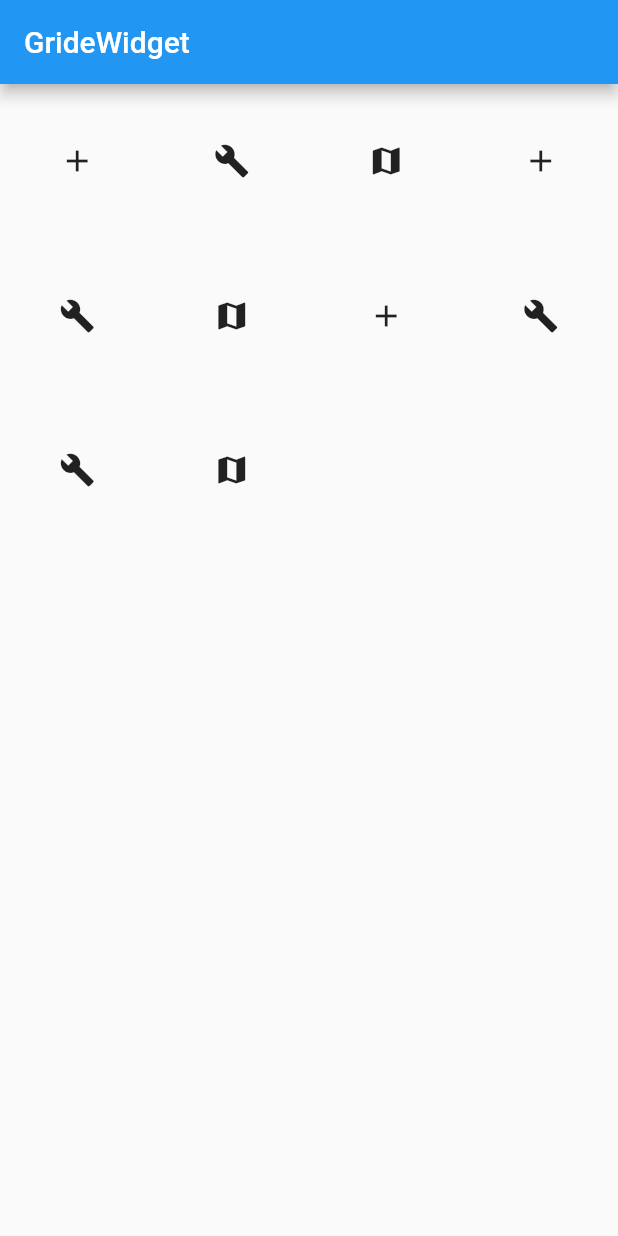
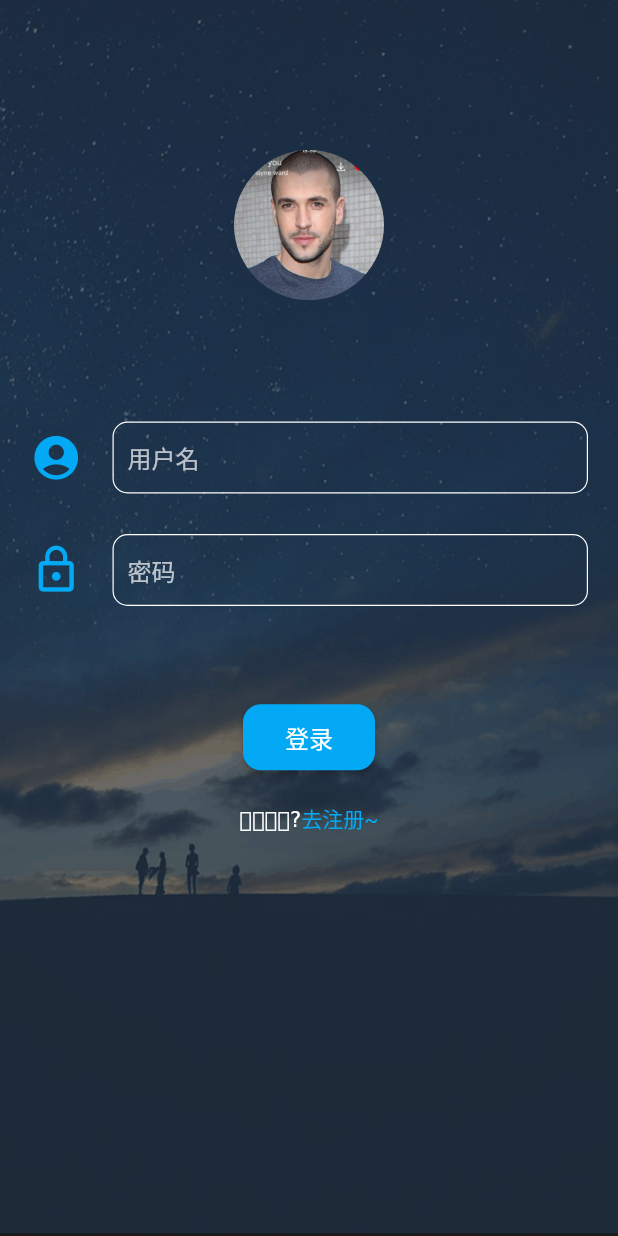
Before and after one commit to bikeming/firstFlutter, a Flutter app: the screen it shows after launch, on a phone screen of 412 x 824 dp. Run offline on Flutter 3.47's test engine with Material 2 defaults, Android fonts, the phone set to English and light mode, and no system bars; our stand-ins replace dio, flutter_screenutil, fluttertoast; statements that could not run were skipped.

Commit message:
登录页完成

```diff
--- a/lib/main.dart
+++ b/lib/main.dart
@@ -1,6 +1,5 @@
 import 'package:flutter/material.dart';
 import 'package:http/http.dart' as http;
-import 'LoginPage.dart';
 import 'widgetDemo/TextWidget.dart';
 import 'widgetDemo/ContainerWidget.dart';
 import 'widgetDemo/ImageWidget.dart';
@@ -15,6 +14,7 @@ import 'widgetDemo/SingleChildScorllViewWidget.dart';
 import 'widgetDemo/CustomScrollViewWidget.dart';
 import 'widgetDemo/ListViewWidget.dart';
 import 'widgetDemo/GridViewWidget.dart';
+import 'ui/LoginPage.dart';
 
 void main() => runApp(MyApp());
 
@@ -22,7 +22,7 @@ class MyApp extends StatelessWidget {
   @override
   Widget build(BuildContext context) {
     return MaterialApp(
-//      home: new LoginPage(),
+      home: new LoginPage(),
 //      home: new TextWidget(),
 //      home: new ContainerWidget(),
 //      home: new TextFieldWidget(),
@@ -35,7 +35,7 @@ class MyApp extends StatelessWidget {
 //      home: new SingleChildScrollViewWidget(),
 //      home: new CustomScrollViewWidget(),
 //      home: new ListViewWidget(),
-      home: new GridViewWidget(),
+//      home: new GridViewWidget(),
     );
   }
 }
--- /dev/null
+++ b/lib/ui/LoginPage.dart
@@ -0,0 +1,213 @@
+import 'package:flutter/material.dart';
+import 'package:flutter_screenutil/flutter_screenutil.dart';
+import 'package:fluttertoast/fluttertoast.dart';
+import 'package:flutter/gestures.dart';
+import 'package:firstflutter/http/DioUtils.dart';
+import 'package:firstflutter/http/DioUtil.dart';
+import 'dart:convert';
+import 'package:dio/dio.dart';
+import 'package:firstflutter/bean/LoginResponse.dart';
+
+/// @author: fjm
+/// @date: 2019/6/26 15:00
+/// @Version:1.0
+/// @Description: 登录页
+
+class LoginPage extends StatelessWidget {
+  final _loginBg = "lib/images/bg_login.png";
+  final _avator = "lib/images/myAvator.jpg";
+
+  @override
+  Widget build(BuildContext context) {
+    ScreenUtil.instance = ScreenUtil(width: 750, height: 1334)..init(context);
+
+    return Scaffold(
+        body: Stack(
+      alignment: AlignmentDirectional.topCenter,
+      children: <Widget>[
+        ///登录背景
+        Image.asset(
+          _loginBg,
+          width: double.infinity,
+          height: double.infinity,
+          fit: BoxFit.fill,
+        ),
+
+        ///圆角头像
+        Container(
+          margin: EdgeInsets.only(top: 100),
+          child: ClipOval(
+            child: Image.asset(
+              _avator,
+              width: 100,
+            ),
+          ),
+        ),
+
+        ///主题页面
+        new LoginBody()
+      ],
+    ));
+  }
+}
+
+class LoginBody extends StatelessWidget {
+  final TextEditingController _userNameController = new TextEditingController();
+  final TextEditingController _pwdController = new TextEditingController();
+  final TapGestureRecognizer _recognizer = new TapGestureRecognizer();
+
+  @override
+  Widget build(BuildContext context) {
+    return Container(
+      child: Column(
+        mainAxisAlignment: MainAxisAlignment.center,
+        children: <Widget>[
+          ///用户名Widget
+          userName(),
+
+          ///密码Widget
+          pwd(),
+
+          ///登录按钮Widget
+          loginButton(),
+
+          ///去注册(富文本)
+          registRichText()
+        ],
+      ),
+      margin: EdgeInsets.only(left: 20, right: 20),
+    );
+  }
+
+  void _loginBtPress() {
+    if (_userNameController.text.isEmpty) {
+      Fluttertoast.showToast(msg: "请输入用户名");
+      return;
+    }
+    if (_pwdController.text.isEmpty) {
+      Fluttertoast.showToast(msg: "请输入密码");
+      return;
+    }
+//    Fluttertoast.showToast(
+//        msg: "name:${_userNameController.text}--pwd:${_pwdController.text}");
+    Map<String, dynamic> map = new Map();
+    map["username"] = _userNameController.text.trim();
+    map["password"] = _pwdController.text.trim();
+
+    DioUtil.getInstance().post(
+      "/user/login",
+      (data) {
+        LoginResponse response = LoginResponse.fromJsonMap(data);
+        Fluttertoast.showToast(msg: response.username);
+      },
+      params: map,
+    );
+  }
+
+  Widget registRichText() {
+    return Container(
+      margin: EdgeInsets.only(top: 20),
+      child: RichText(
+        text: TextSpan(children: [
+          TextSpan(text: "尚无账号?"),
+          TextSpan(
+              text: "去注册~",
+              style: TextStyle(color: Colors.lightBlue),
+              recognizer: _recognizer
+                ..onTap = () {
+                  Fluttertoast.showToast(msg: "暂未开放");
+                })
+        ]),
+      ),
+    );
+  }
+
+  Widget loginButton() {
+    return Container(
+      margin: EdgeInsets.only(top: 50),
+      width: ScreenUtil.screenWidth / 3,
+      child: RaisedButton(
+        onPressed: _loginBtPress,
+        child: Text(
+          "登录",
+          style: TextStyle(fontSize: 16),
+        ),
+        textColor: Colors.white,
+        color: Colors.lightBlue,
+        shape: RoundedRectangleBorder(borderRadius: BorderRadius.circular(12)),
+        padding: EdgeInsets.fromLTRB(20, 10, 20, 10),
+      ),
+    );
+  }
+
+  Widget userName() {
+    return Theme(
+        data: ThemeData(
+          primaryColor: Colors.lightBlue,
+          hintColor: Colors.white70,
+        ),
+        child: new Row(
+          crossAxisAlignment: CrossAxisAlignment.center,
+          children: <Widget>[
+            Container(
+              child: Icon(
+                Icons.account_circle,
+                color: Colors.lightBlue,
+                size: 35,
+              ),
+              margin: EdgeInsets.fromLTRB(0, 20, 20, 20),
+            ),
+            Expanded(
+                child: TextField(
+                    controller: _userNameController,
+                    style: TextStyle(color: Colors.white),
+                    decoration: InputDecoration(
+                        hintText: "用户名",
+                        contentPadding: EdgeInsets.all(10),
+                        enabledBorder: OutlineInputBorder(
+                          borderSide:
+                              BorderSide(color: Colors.white, width: 0.8),
+                          borderRadius: BorderRadius.all(Radius.circular(10)),
+                        ),
+                        focusedBorder: OutlineInputBorder(
+                          borderSide:
+                              BorderSide(color: Colors.lightBlue, width: 0.8),
+                          borderRadius: BorderRadius.all(Radius.circular(10)),
+                        ))))
+          ],
+        ));
+  }
+
+  Widget pwd() {
+    return new Row(
+      crossAxisAlignment: CrossAxisAlignment.center,
+      children: <Widget>[
+        Container(
+          child: Icon(
+            Icons.lock_outline,
+            color: Colors.lightBlue,
+            size: 35,
+          ),
+          margin: EdgeInsets.fromLTRB(0, 20, 20, 20),
+        ),
+        Expanded(
+            child: TextField(
+                controller: _pwdController,
+                style: TextStyle(color: Colors.white),
+                decoration: InputDecoration(
+                    hintText: "密码",
+                    hintStyle: TextStyle(color: Colors.white70),
+                    contentPadding: EdgeInsets.all(10),
+                    enabledBorder: OutlineInputBorder(
+                      borderSide: BorderSide(color: Colors.white, width: 0.8),
+                      borderRadius: BorderRadius.all(Radius.circular(10)),
+                    ),
+                    focusedBorder: OutlineInputBorder(
+                      borderSide:
+                          BorderSide(color: Colors.lightBlue, width: 0.8),
+                      borderRadius: BorderRadius.all(Radius.circular(10)),
+                    ))))
+      ],
+    );
+  }
+}
--- a/lib/widgetDemo/ContainerWidget.dart
+++ b/lib/widgetDemo/ContainerWidget.dart
@@ -22,7 +22,7 @@ class ContainerWidget extends StatelessWidget {
         alignment: Alignment.center,
         decoration: BoxDecoration(
             color: Colors.grey,
-            borderRadius: BorderRadius.all(Radius.circular(8)),
+            borderRadius: BorderRadius.only(topLeft: Radius.circular(20),topRight:Radius.circular(20) ),
             border: Border.all(color: Colors.lightBlue, width: 2),
             boxShadow: [
               new BoxShadow(
```
Also changed, not shown: lib/LoginPage.dart (deleted, +0 -90 lines), lib/http/DioUtil.dart (added, +114 -0 lines), lib/http/DioUtils.dart (added, +43 -0 lines), pubspec.yaml (+6 -1 lines), lib/images/bg_login.png (added), lib/images/myAvator.jpg (added).
